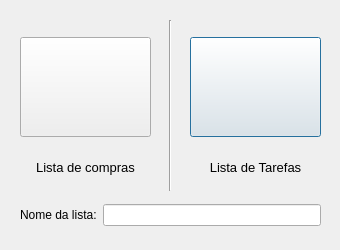
Before: the Qt Designer form Lucas-Veloso/nlistadialog.ui in LucVeloso/Qt, drawn with Qt 5.
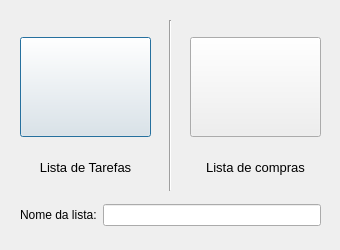
After: the same form once the commit is applied.

```diff
--- a/Lucas-Veloso/nlistadialog.ui
+++ b/Lucas-Veloso/nlistadialog.ui
@@ -29,7 +29,7 @@
   <widget class="QWidget" name="layoutWidget">
    <property name="geometry">
     <rect>
-     <x>190</x>
+     <x>20</x>
      <y>20</y>
      <width>131</width>
      <height>173</height>
@@ -122,7 +122,7 @@
   <widget class="QWidget" name="layoutWidget">
    <property name="geometry">
     <rect>
-     <x>20</x>
+     <x>190</x>
      <y>20</y>
      <width>131</width>
      <height>173</height>
```
